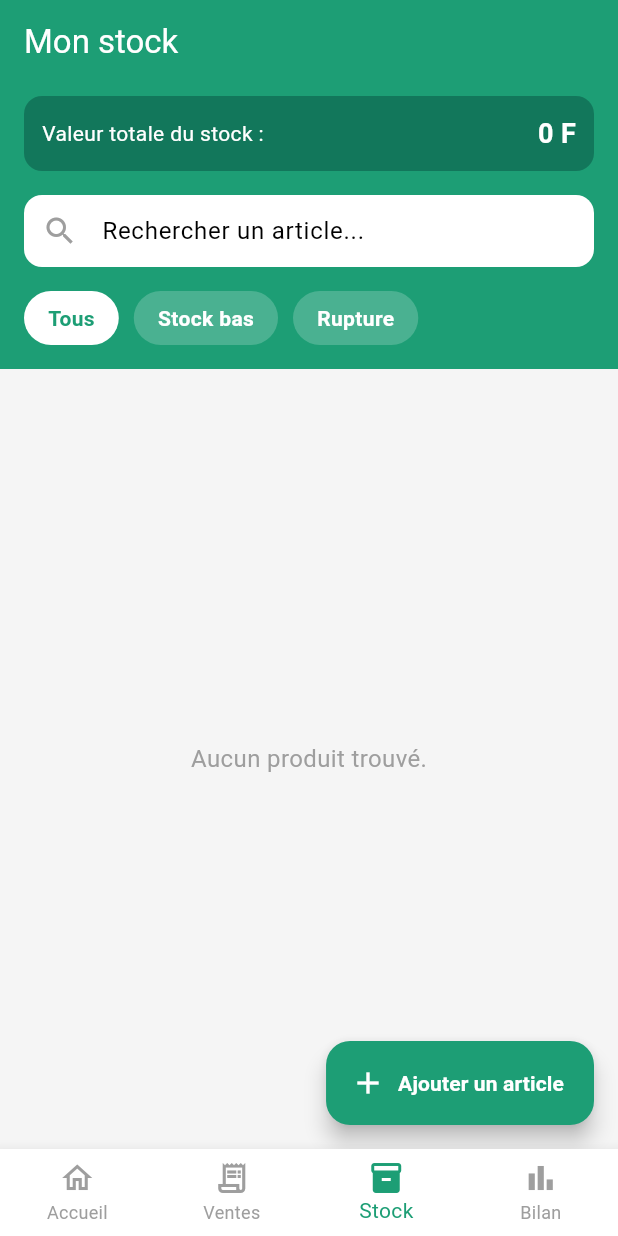
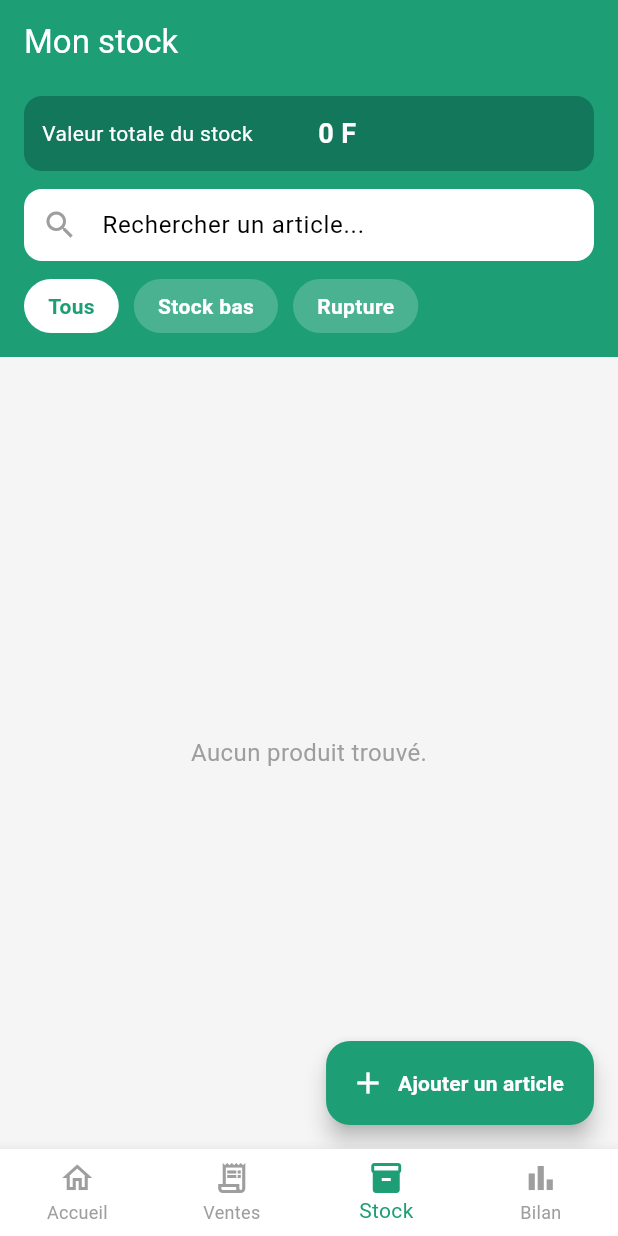
Before and after one commit to Ulrichjack/shopTrack, a Flutter app: the ProductListScreen screen opened by its route, on a phone screen of 412 x 824 dp. Run offline on Flutter 3.47's test engine with Material 3 defaults, Android fonts, the phone set to English and light mode, and no system bars; our stand-ins replace cached_network_image, connectivity_plus, drift, flutter_riverpod, go_router, image_picker and 5 more; missing offline and left inert: mobile_scanner; accounts and stored records are empty; generated files the repository leaves out were written again; network calls fail.

Commit message:
feat(interface): barre de titre rétractable, marges resserrées, feuilles fermables
Travail de Codex, revu. Sur un petit écran, barres de titre et marges mangeaient
près de la moitié de la hauteur utile.

`SliverAppBar(floating, snap)` sur les écrans à longue liste : dès que le
commerçant descend, la liste occupe l'écran. Marges de page ramenées de 20-24
à 16 px, cartes à 12. Poignée et croix visibles sur les feuilles, qui ne se
fermaient qu'au glissement sans que rien ne l'indique.

La feuille des pertes reste volontairement ouverte après enregistrement : le
commerçant fait son tour et constate plusieurs pertes d'affilée.

Co-Authored-By: Claude Opus 5 <noreply@anthropic.com>

```diff
--- a/lib/features/products/presentation/screens/product_list_screen.dart
+++ b/lib/features/products/presentation/screens/product_list_screen.dart
@@ -36,10 +36,16 @@ class _ProductListScreenState extends ConsumerState<ProductListScreen> {
 
     return Scaffold(
       backgroundColor: AppColors.background,
-      appBar: AppBar(
-        title: const Text('Mon stock'),
+      body: NestedScrollView(
+        floatHeaderSlivers: true,
+        headerSliverBuilder: (context, innerBoxIsScrolled) => const [
+          SliverAppBar(
+            title: Text('Mon stock'),
+            floating: true,
+            snap: true,
             elevation: 0,
           ),
+        ],
         body: Column(
           children: [
           // 1. Zone de Recherche, Filtres et Valeur du stock (En-tête)
@@ -54,25 +60,36 @@ class _ProductListScreenState extends ConsumerState<ProductListScreen> {
                   data: (products) {
                     final totalValue = _calculateTotalStockValue(products);
                     return Container(
-                      margin: const EdgeInsets.only(bottom: 16.0),
+                      margin: const EdgeInsets.only(bottom: 12),
                       padding: const EdgeInsets.all(12),
                       decoration: BoxDecoration(
                         color: AppColors.primaryDark.withOpacity(0.5), // Fond légèrement plus sombre pour faire ressortir
                         borderRadius: BorderRadius.circular(12),
                       ),
                       child: Row(
-                        mainAxisAlignment: MainAxisAlignment.spaceBetween,
                         children: [
-                          const Text(
-                            'Valeur totale du stock :',
-                            style: TextStyle(color: Colors.white, fontSize: 14),
+                          const Expanded(
+                            child: Text(
+                              'Valeur totale du stock',
+                              style: TextStyle(
+                                color: Colors.white,
+                                fontSize: 14,
                               ),
-                          Text(
+                            ),
+                          ),
+                          const SizedBox(width: 12),
+                          Flexible(
+                            child: FittedBox(
+                              fit: BoxFit.scaleDown,
+                              alignment: Alignment.centerRight,
+                              child: Text(
                                 CurrencyFormatter.format(totalValue),
                                 style: const TextStyle(
                                   color: Colors.white,
                                   fontSize: 18,
                                   fontWeight: FontWeight.bold,
+                                ),
+                              ),
                             ),
                           ),
                         ],
@@ -102,7 +119,7 @@ class _ProductListScreenState extends ConsumerState<ProductListScreen> {
                     ),
                   ),
                 ),
-                const SizedBox(height: 16),
+                const SizedBox(height: 12),
 
                 // Filtres (Tous / Stock bas / Rupture)
                 SingleChildScrollView(
@@ -213,7 +230,7 @@ class _ProductListScreenState extends ConsumerState<ProductListScreen> {
                               )
                                   : const Icon(Icons.image, color: Colors.grey),
                             ),
-                            const SizedBox(width: 16),
+                            const SizedBox(width: 12),
 
                             // Infos (Nom + Badge)
                             Expanded(
@@ -283,6 +300,7 @@ class _ProductListScreenState extends ConsumerState<ProductListScreen> {
           ),
           ],
         ),
+      ),
 
       floatingActionButton: FloatingActionButton.extended(
         backgroundColor: AppColors.primary,
```
Also changed, not shown: lib/features/cycles/presentation/providers/cycle_report_provider.dart (+6 -8 lines), lib/features/inventory/presentation/screens/inventory_count_screen.dart (+18 -5 lines), lib/features/inventory/presentation/screens/inventory_dashboard_screen.dart (+6 -3 lines), lib/features/products/presentation/providers/product_history_provider.dart (+27 -10 lines), lib/features/products/presentation/screens/product_detail_screen.dart (+44 -14 lines), lib/features/sales/presentation/screens/sales_history_screen.dart (+16 -9 lines). Lines whose indentation alone changed are shown as unchanged.
